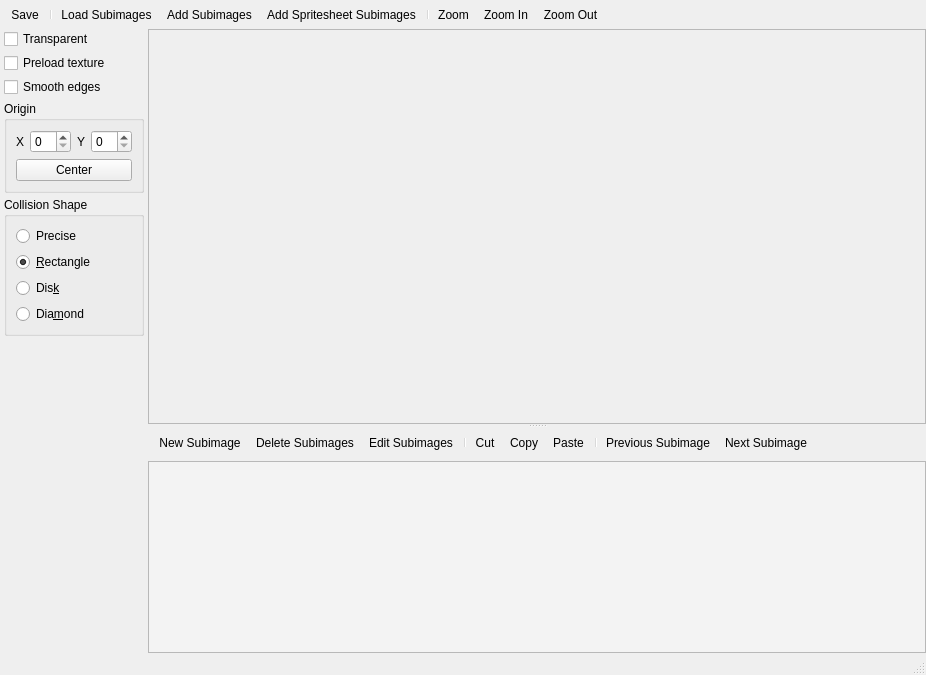
This is Editors/SpriteEditor.ui in enigma-dev/RadialGM as Qt 5 draws it before an edit. The edited form follows.
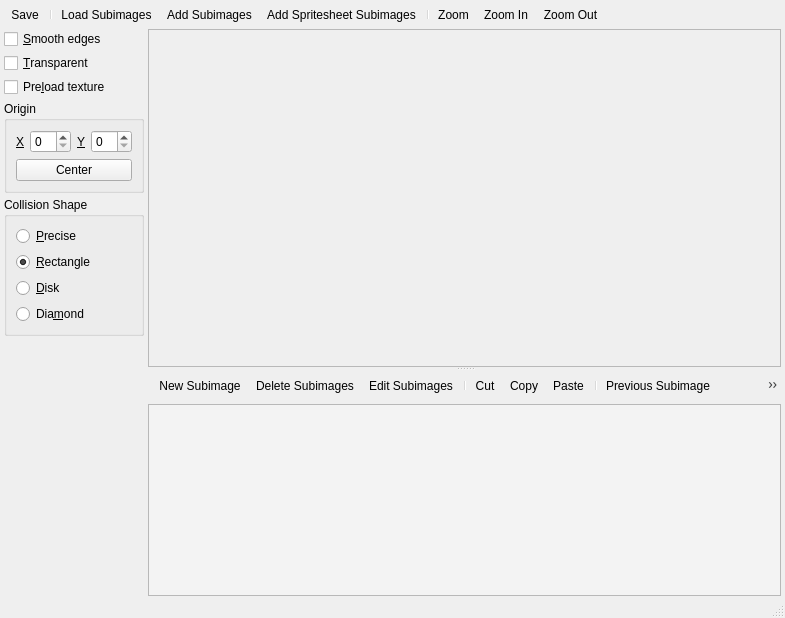
This is the edited form. Icons and pictures are not drawn. Custom widgets are drawn as their Qt base class.

Commit message: label buddies, mnemonics, margins

Patch:
```diff
--- a/Editors/SpriteEditor.ui
+++ b/Editors/SpriteEditor.ui
@@ -6,8 +6,8 @@
    <rect>
     <x>0</x>
     <y>0</y>
-    <width>926</width>
-    <height>675</height>
+    <width>785</width>
+    <height>618</height>
    </rect>
   </property>
   <property name="windowTitle">
@@ -66,6 +66,9 @@
      <property name="spacing">
       <number>4</number>
      </property>
+     <property name="rightMargin">
+      <number>4</number>
+     </property>
      <item>
       <layout class="QVBoxLayout" name="propertiesLayout">
        <property name="spacing">
@@ -83,24 +86,24 @@
        <property name="bottomMargin">
         <number>4</number>
        </property>
+       <item>
+        <widget class="QCheckBox" name="smoothCheckBox">
+         <property name="text">
+          <string>&amp;Smooth edges</string>
+         </property>
+        </widget>
+       </item>
        <item>
         <widget class="QCheckBox" name="transparentCheckBox">
          <property name="text">
-          <string>Transparent</string>
+          <string>&amp;Transparent</string>
          </property>
         </widget>
        </item>
        <item>
         <widget class="QCheckBox" name="preloadCheckBox">
          <property name="text">
-          <string>Preload texture</string>
-         </property>
-        </widget>
-       </item>
-       <item>
-        <widget class="QCheckBox" name="smoothCheckBox">
-         <property name="text">
-          <string>Smooth edges</string>
+          <string>Pre&amp;load texture</string>
          </property>
         </widget>
        </item>
@@ -113,7 +116,10 @@
           <item row="0" column="2">
            <widget class="QLabel" name="originYLabel">
             <property name="text">
-             <string>Y</string>
+             <string>&amp;Y</string>
+            </property>
+            <property name="buddy">
+             <cstring>originYSpinBox</cstring>
             </property>
            </widget>
           </item>
@@ -140,7 +146,10 @@
           <item row="0" column="0">
            <widget class="QLabel" name="originXLabel">
             <property name="text">
-             <string>X</string>
+             <string>&amp;X</string>
+            </property>
+            <property name="buddy">
+             <cstring>originXSpinBox</cstring>
             </property>
            </widget>
           </item>
@@ -169,7 +178,7 @@
           <item>
            <widget class="QRadioButton" name="preciseRadioButton">
             <property name="text">
-             <string>Precise</string>
+             <string>&amp;Precise</string>
             </property>
             <property name="checked">
              <bool>false</bool>
@@ -189,7 +198,7 @@
           <item>
            <widget class="QRadioButton" name="diskRadioButton">
             <property name="text">
-             <string>Dis&amp;k</string>
+             <string>&amp;Disk</string>
             </property>
            </widget>
           </item>
@@ -250,8 +259,8 @@
           <rect>
            <x>0</x>
            <y>0</y>
-           <width>752</width>
-           <height>368</height>
+           <width>608</width>
+           <height>311</height>
           </rect>
          </property>
          <property name="autoFillBackground">
```
The commit also changes 1 other file.
